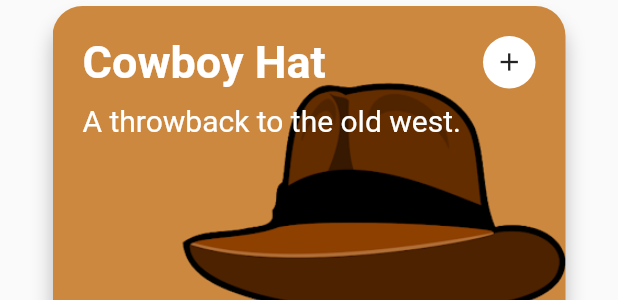
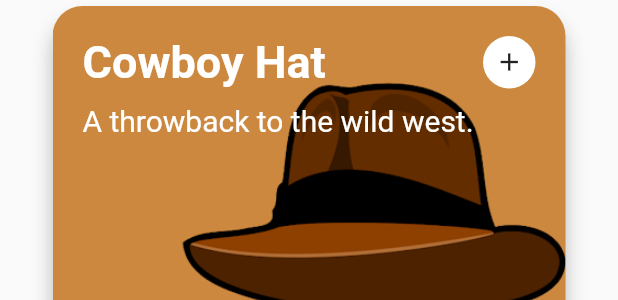
Before and after one commit to chmoore889/Hack-CEWIT-App, a Flutter app: the Store widget shown alone on an empty page, opened directly, on a phone screen of 412 x 824 dp. Shown: the part 129-429 px from the top of the screen. Run offline on Flutter 3.47's test engine with Material 2 defaults, Android fonts, the phone set to English and light mode, and no system bars; our stand-ins replace bottom_navy_bar, flare_flutter, google_fonts, simple_animations, wakelock; missing offline and left inert: flutter_picker.

Commit message:
All working except files

```diff
--- a/lib/pages/store_list.dart
+++ b/lib/pages/store_list.dart
@@ -2,6 +2,20 @@ import 'FadeAnimation.dart';
 import 'Shoes.dart';
 import 'package:flutter/material.dart';
 class Store extends StatelessWidget {
+  static int _counter = 0;
+
+  static int getCount(){
+    return _counter;
+  }
+
+  void incrementCounter(){
+    _counter++;
+    if(_counter>=4){
+      _counter = 0;
+    }
+    print(_counter);
+  }
+
   @override
   Widget build(BuildContext context) {
     return Container(
@@ -19,9 +33,12 @@ class Store extends StatelessWidget {
               SizedBox(height: 15,),
               Text("182 points until next level", style: TextStyle(color: Color.fromRGBO(39, 42, 86, 1)),),
               SizedBox(height: 20,),
-              FadeAnimation(0, makeUnlockedItem(image: 'assets/images/one.png', tag: 'red', context: context)),
-              FadeAnimation(0, makeLockedItem(image: 'assets/images/two.png', tag: 'blue', context: context)),
-              FadeAnimation(0, makeLockedItem(image: 'assets/images/three.png', tag: 'white', context: context)),
+              FadeAnimation(0, makeUnlockedItem(image: 'assets/images/one.png', tag: 'hat', context: context, level: 2, title: "Cowboy Hat", subtitle: "A throwback to the wild west.")),
+              FadeAnimation(0, makeLockedItem(image: 'assets/images/two.png', tag: 'unnknown1', context: context, level: 5)),
+              FadeAnimation(0, makeLockedItem(image: 'assets/images/three.png', tag: 'unnknown2', context: context, level:11)),
+
+              SizedBox(height: 30,),
+              FlatButton(onPressed: incrementCounter, child: Text("Next Level"))
             ],
           ),
         ),
@@ -29,7 +46,7 @@ class Store extends StatelessWidget {
     );
   }
 
-  Widget makeUnlockedItem({image, tag, context}) {
+  Widget makeUnlockedItem({image, tag, context, level, title, subtitle}) {
     return Hero(
       tag: tag,
       child: GestureDetector(
@@ -66,9 +83,9 @@ class Store extends StatelessWidget {
                     child: Column(
                       crossAxisAlignment: CrossAxisAlignment.start,
                       children: <Widget>[
-                        FadeAnimation(1, Text("Cowboy Hat", style: TextStyle(color: Colors.white, fontSize: 30, fontWeight: FontWeight.bold),)),
+                        FadeAnimation(1, Text("$title", style: TextStyle(color: Colors.white, fontSize: 30, fontWeight: FontWeight.bold),)),
                         SizedBox(height: 10,),
-                        FadeAnimation(1.1, Text("A throwback to the old west.", style: TextStyle(color: Colors.white, fontSize: 20),)),
+                        FadeAnimation(1.1, Text("$subtitle", style: TextStyle(color: Colors.white, fontSize: 20),)),
 
                       ],
                     ),
@@ -86,14 +103,14 @@ class Store extends StatelessWidget {
                   ))
                 ],
               ),
-              FadeAnimation(1.2, Text("Level 2", style: TextStyle(color: Colors.white, fontSize: 30, fontWeight: FontWeight.bold),)),
+              FadeAnimation(1.2, Text("Level $level", style: TextStyle(color: Colors.white, fontSize: 30, fontWeight: FontWeight.bold),)),
             ],
           ),
         ),
       ),
     );
   }
-  Widget makeLockedItem({image, tag, context}) {
+  Widget makeLockedItem({image, tag, context, level}) {
     return Hero(
       tag: tag,
       child: GestureDetector(
@@ -150,7 +167,7 @@ class Store extends StatelessWidget {
                   ))
                 ],
               ),
-              FadeAnimation(1.2, Text("Level 5", style: TextStyle(color: Colors.white, fontSize: 30, fontWeight: FontWeight.bold),)),
+              FadeAnimation(1.2, Text("Level $level", style: TextStyle(color: Colors.white, fontSize: 30, fontWeight: FontWeight.bold),)),
             ],
           ),
         ),
```
Also changed, not shown: lib/pages/dashboard.dart (+3 -7 lines), lib/pages/dog.dart (added, +92 -0 lines), lib/pages/home.dart (+6 -1 lines), pubspec.yaml (+1 -10 lines), 5 other files.
